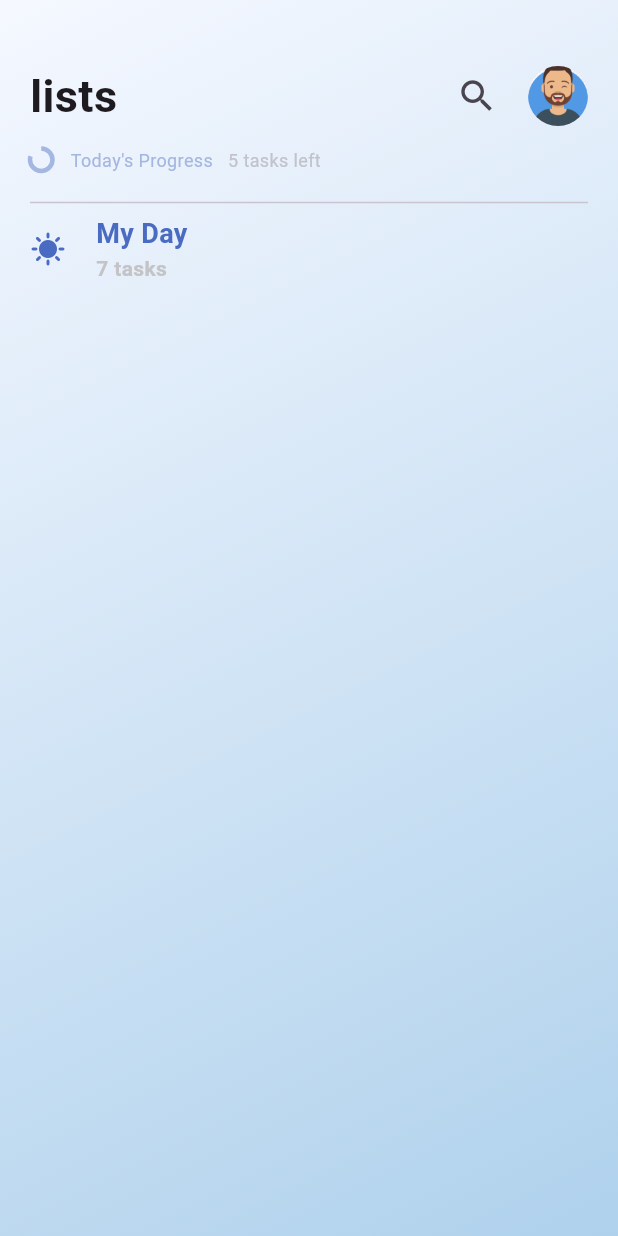
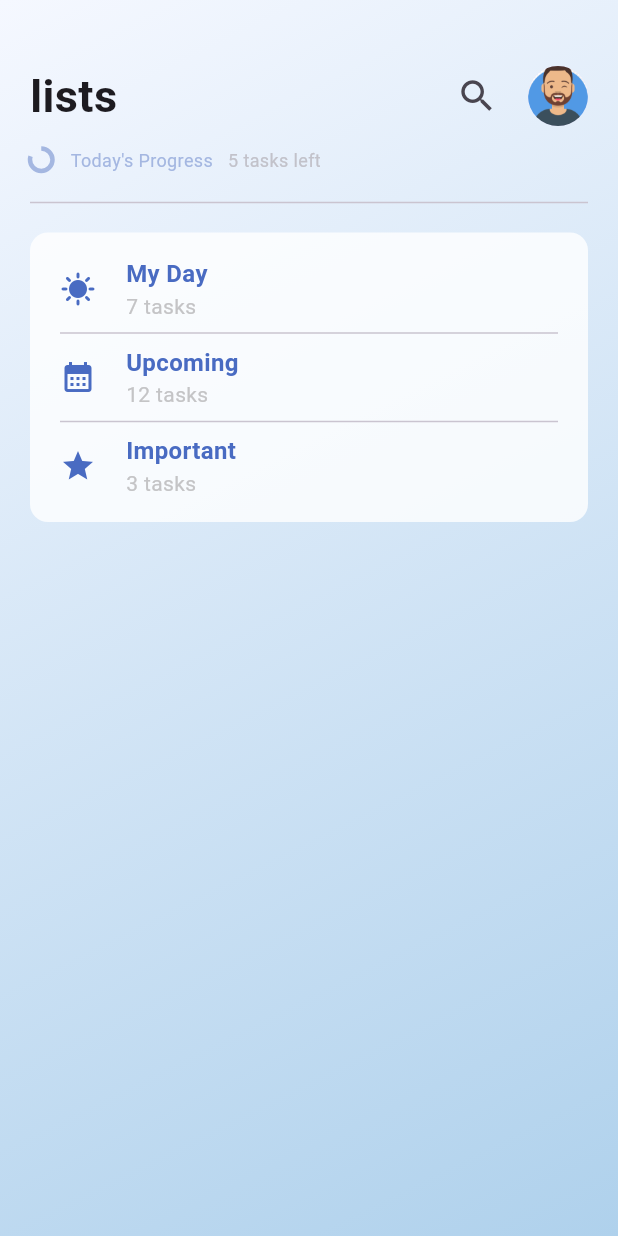
Before and after one commit to George-Samir88/TEKNOSOFT, a Flutter app: the screen it shows after launch, on a phone screen of 412 x 824 dp. Run offline on Flutter 3.47's test engine with Material 3 defaults, Android fonts, the phone set to English and light mode, and no system bars.

Commit message:
add task classification list view and model

```diff
--- /dev/null
+++ b/lib/features/home/data/models/task_classification_model.dart
@@ -0,0 +1,10 @@
+import 'package:flutter/material.dart';
+
+class TaskClassificationModel {
+  final IconData iconData;
+  final String title;
+  final String subTitle;
+
+ const  TaskClassificationModel(
+      {required this.iconData, required this.title, required this.subTitle});
+}
--- a/lib/features/home/presentation/views/widgets/home_view_body.dart
+++ b/lib/features/home/presentation/views/widgets/home_view_body.dart
@@ -1,5 +1,5 @@
 import 'package:flutter/material.dart';
-import 'package:to_do_list_teknosoft/features/home/presentation/views/widgets/task_classification_item.dart';
+import 'package:to_do_list_teknosoft/features/home/presentation/views/widgets/task_classification_list.dart';
 
 import 'custom_app_bar.dart';
 
@@ -29,7 +29,10 @@ class HomeViewBody extends StatelessWidget {
                 height: 12,
               ),
               Divider(),
-              TaskClassificationItem(),
+              SizedBox(
+                height: 12,
+              ),
+              TaskClassificationListView(),
             ],
           ),
         ],
--- a/lib/features/home/presentation/views/widgets/task_classification_item.dart
+++ b/lib/features/home/presentation/views/widgets/task_classification_item.dart
@@ -3,36 +3,42 @@ import 'package:flutter/material.dart';
 class TaskClassificationItem extends StatelessWidget {
   const TaskClassificationItem({
     super.key,
+    required this.iconData,
+    required this.title,
+    required this.subTitle,
   });
+
+  final IconData iconData;
+  final String title;
+  final String subTitle;
 
   @override
   Widget build(BuildContext context) {
-    return const Row(
+    return Row(
       children: [
         Icon(
-          Icons.sunny,
-          color: Color(0xff496BC2),
+          iconData,
+          color: const Color(0xff496BC2),
         ),
-        SizedBox(
+        const SizedBox(
           width: 20,
         ),
         Column(
           crossAxisAlignment: CrossAxisAlignment.start,
           children: [
             Text(
-              'My Day',
-              style: TextStyle(
+              title,
+              style: const TextStyle(
                 color: Color(0xff496BC2),
-                fontSize: 18,
+                fontSize: 16,
                 fontWeight: FontWeight.w600,
               ),
             ),
             Text(
-              '7 tasks',
-              style: TextStyle(
+              subTitle,
+              style: const TextStyle(
                 color: Color(0xffC4C4C6),
                 fontSize: 14,
-                fontWeight: FontWeight.w600,
               ),
             ),
           ],
--- /dev/null
+++ b/lib/features/home/presentation/views/widgets/task_classification_list.dart
@@ -0,0 +1,45 @@
+import 'package:flutter/material.dart';
+import 'package:to_do_list_teknosoft/features/home/data/models/task_classification_model.dart';
+import 'package:to_do_list_teknosoft/features/home/presentation/views/widgets/task_classification_item.dart';
+
+class TaskClassificationListView extends StatelessWidget {
+  const TaskClassificationListView({super.key});
+
+  final List<TaskClassificationModel> taskClassificationModel = const [
+    TaskClassificationModel(
+        iconData: Icons.sunny, title: 'My Day', subTitle: '7 tasks'),
+    TaskClassificationModel(
+        iconData: Icons.calendar_month,
+        title: 'Upcoming',
+        subTitle: '12 tasks'),
+    TaskClassificationModel(
+        iconData: Icons.star, title: 'Important', subTitle: '3 tasks'),
+  ];
+
+  @override
+  Widget build(BuildContext context) {
+    return Container(
+      padding: const EdgeInsets.symmetric(
+        horizontal: 20,
+        vertical: 16,
+      ),
+      decoration: BoxDecoration(
+          color: Colors.white.withOpacity(0.8),
+          borderRadius: BorderRadius.circular(12)),
+      child: Column(
+          children: taskClassificationModel.asMap().entries.map((e) {
+        int index = e.key;
+        var value = e.value;
+        return Column(
+          children: [
+            TaskClassificationItem(
+                iconData: value.iconData,
+                title: value.title,
+                subTitle: value.subTitle),
+            index == 0 || index == 1 ? const Divider() : const SizedBox(),
+          ],
+        );
+      }).toList()),
+    );
+  }
+}
```
